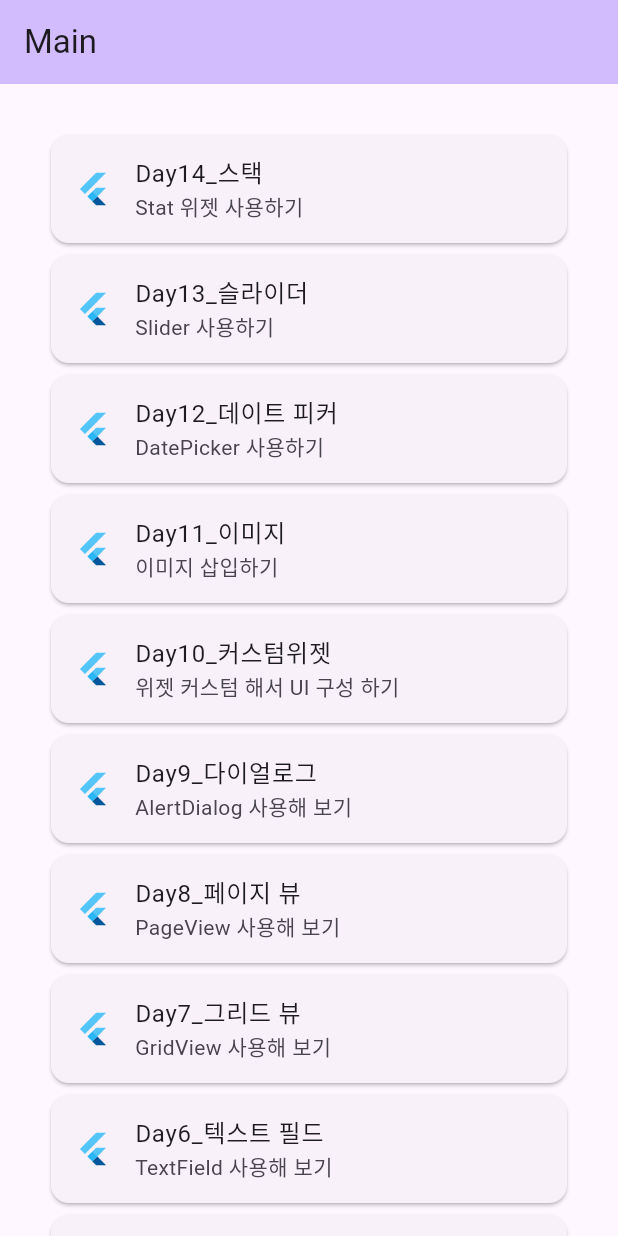
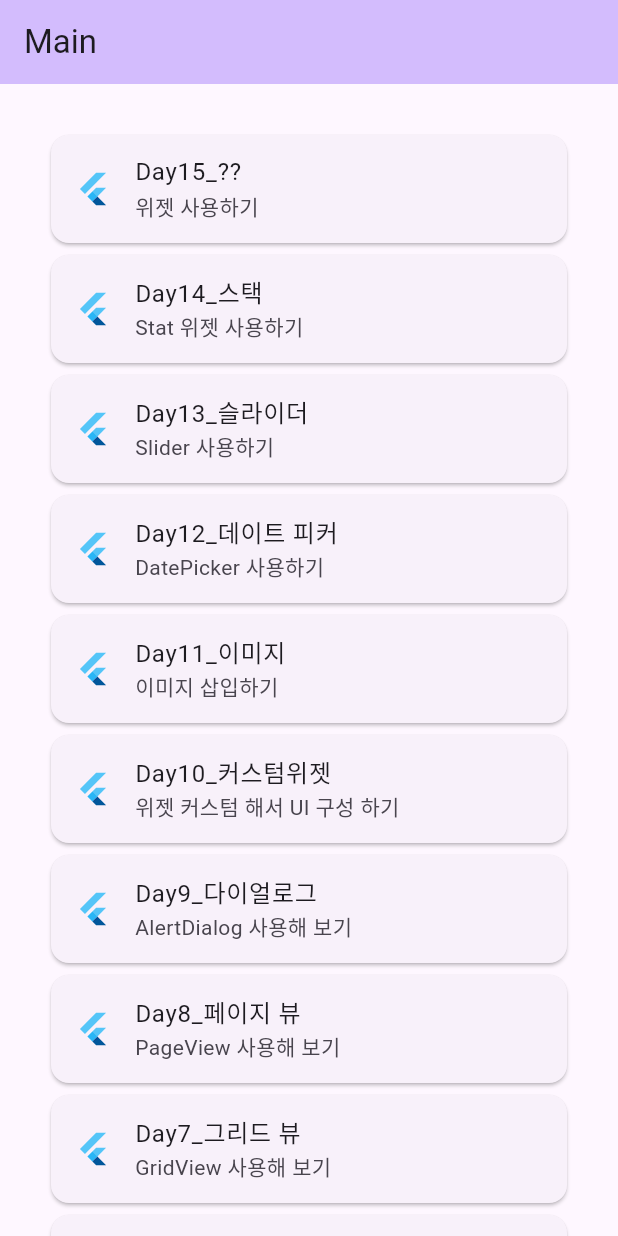
Before and after one commit to junselee42/flutter_study, a Flutter app: the screen it shows after launch, on a phone screen of 412 x 824 dp. Run offline on Flutter 3.47's test engine with Material 2 defaults, Android fonts, the phone set to English and light mode, and no system bars.

Commit message:
update: updated ex14

```diff
--- a/lib/main.dart
+++ b/lib/main.dart
@@ -52,6 +52,17 @@ class _MyHomePageState extends State<MyHomePage> {
       body: ListView(
         padding: const EdgeInsets.all(30),
         children: [
+          Card(
+            child: ListTile(
+              leading: const FlutterLogo(),
+              title: const Text('Day15_??'),
+              subtitle: const Text('위젯 사용하기'),
+              hoverColor: Colors.purple,
+              onTap: () {
+                Navigator.of(context).pushNamed('/fifteenth');
+              },
+            ),
+          ),
           Card(
             child: ListTile(
               leading: const FlutterLogo(),
--- a/lib/router/router.dart
+++ b/lib/router/router.dart
@@ -14,6 +14,7 @@ import 'package:flutter00/router/pages/eleven.dart';
 import 'package:flutter00/router/pages/twelve.dart';
 import 'package:flutter00/router/pages/thirteen.dart';
 import 'package:flutter00/router/pages/fourteen.dart';
+import 'package:flutter00/router/pages/fifteen.dart';
 
 final routes = {
   '/': (BuildContext context) => const MyHomePage(title: "Main"),
@@ -31,4 +32,5 @@ final routes = {
   '/twelfth': (BuildContext context) => const TwelvePage(),
   '/thirteenth': (BuildContext context) => const ThirteenPage(),
   '/fourteenth': (BuildContext context) => const FourteenPage(),
+  '/fifteenth': (BuildContext context) => const FifteenPage(),
 };
```
Also changed, not shown: lib/router/pages/fifteen.dart (added, +52 -0 lines).
